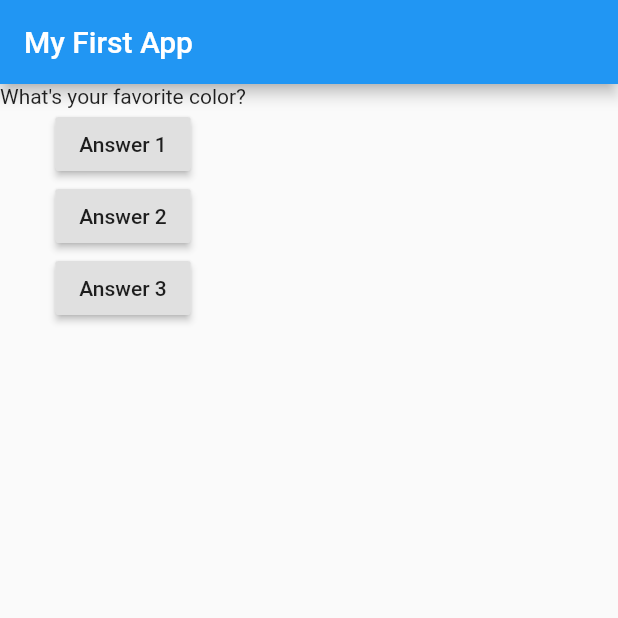
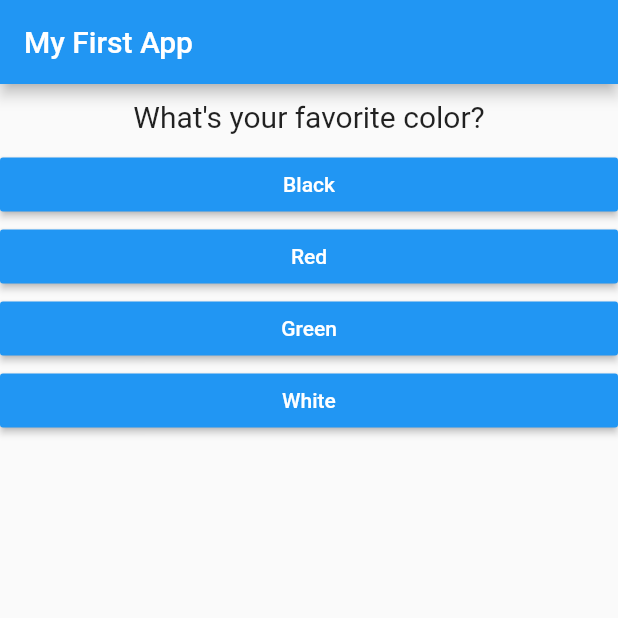
Before and after one commit to vyashh/flutter_course_quiz, a Flutter app: the screen it shows after launch, on a phone screen of 412 x 824 dp, the top half of it. Run offline on Flutter 3.47's test engine with Material 2 defaults, Android fonts, the phone set to English and light mode, and no system bars.

Commit message:
added dynamic quiz answers

```diff
--- /dev/null
+++ b/lib/answer.dart
@@ -0,0 +1,23 @@
+import 'package:flutter/material.dart';
+
+class Answer extends StatelessWidget {
+// Doormiddel van de constructor geef je de functie van
+// main.dart mee aan de onpressed
+
+  final Function selectHandler;
+  final String answerText;
+
+  Answer(this.selectHandler, this.answerText);
+
+  @override
+  Widget build(BuildContext context) {
+    return Container(
+        width: double.infinity,
+        child: RaisedButton(
+          color: Colors.blue,
+          textColor: Colors.white,
+          child: Text(answerText),
+          onPressed: selectHandler,
+        ));
+  }
+}
--- a/lib/main.dart
+++ b/lib/main.dart
@@ -1,8 +1,7 @@
 import 'package:flutter/material.dart';
 
-// void main() {
-//   runApp(MyApp());
-// }
+import "./question.dart";
+import './answer.dart';
 
 void main() => runApp(MyApp());
 
@@ -10,25 +9,35 @@ class MyApp extends StatefulWidget {
   @override
   State<StatefulWidget> createState() {
     // TODO: implement createState
-    return MyAppState();
+    return _MyAppState();
   }
 }
 
-class MyAppState extends State<MyApp> {
-  var questionIndex = 0;
+class _MyAppState extends State<MyApp> {
+  var _questionIndex = 0;
 
   @override
-  void answerQuestion() {
+  void _answerQuestion() {
     setState(() {
-      questionIndex++;
+      _questionIndex++;
     });
-    print(questionIndex);
+    print(_questionIndex);
   }
 
   Widget build(BuildContext context) {
     var questions = [
-      "What's your favorite color?",
-      "What's your favorite animal?"
+      {
+        'questionText': "What's your favorite color?",
+        'answers': ['Black', 'Red', 'Green', 'White']
+      },
+      {
+        'questionText': "What's your favorite animal?",
+        'answers': ['Dog', 'Cat', 'Rabbit', 'Human']
+      },
+      {
+        'questionText': "Who's your favorite person?",
+        'answers': ['Me', 'Me', 'Me', 'Me']
+      },
     ];
 
     return MaterialApp(
@@ -38,19 +47,11 @@ class MyAppState extends State<MyApp> {
         ),
         body: Column(
           children: [
-            Text(questions[questionIndex]),
-            RaisedButton(
-              child: Text('Answer 1'),
-              onPressed: answerQuestion,
-            ),
-            RaisedButton(
-              child: Text('Answer 2'),
-              onPressed: () => print("Answer 2 Chosen"),
-            ),
-            RaisedButton(
-              child: Text('Answer 3'),
-              onPressed: () => print("Answer 3 Chosen"),
-            ),
+            Question(questions[_questionIndex]['questionText']),
+            ...(questions[_questionIndex]['answers'] as List<String>)
+                .map((answer) {
+              return Answer(_answerQuestion, answer);
+            }).toList()
           ],
         ),
       ),
--- /dev/null
+++ b/lib/question.dart
@@ -0,0 +1,20 @@
+import 'package:flutter/material.dart';
+
+class Question extends StatelessWidget {
+  final String questionText;
+
+  Question(this.questionText);
+
+  @override
+  Widget build(BuildContext context) {
+    return Container(
+      width: double.infinity,
+      margin: EdgeInsets.all(10),
+      child: Text(
+        questionText,
+        style: TextStyle(fontSize: 20),
+        textAlign: TextAlign.center,
+      ),
+    );
+  }
+}
```
